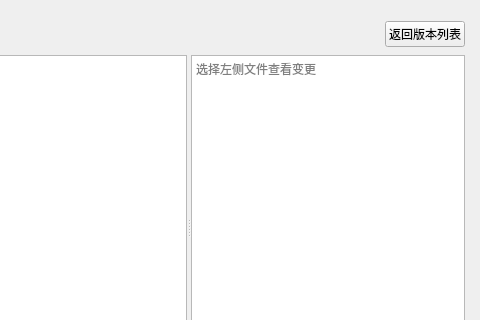
This is windows/mainwindow_child/homepage/homepage.ui in Zao-chen/ZcVersionBox as Qt 5 draws it before an edit; both pictures show x 103 to 583 and y 0 to 320 of the 583 by 413 pixel window. The edited form follows.
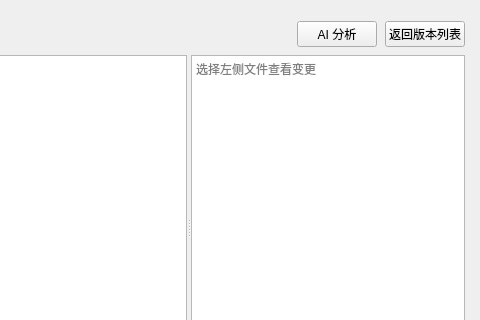
This is the edited form. The open tabs and pages were chosen to show the change. Custom widgets are drawn as their Qt base class.

What changed in the file:
```diff
--- a/windows/mainwindow_child/homepage/homepage.ui
+++ b/windows/mainwindow_child/homepage/homepage.ui
@@ -189,6 +189,13 @@
            </property>
           </spacer>
          </item>
+         <item>
+          <widget class="ElaPushButton" name="pushButton_DiffAi">
+           <property name="text">
+            <string>AI 分析</string>
+           </property>
+          </widget>
+         </item>
          <item>
           <widget class="ElaPushButton" name="pushButton_DiffBack">
            <property name="text">
```
Lines whose indentation alone changed are shown as unchanged.
